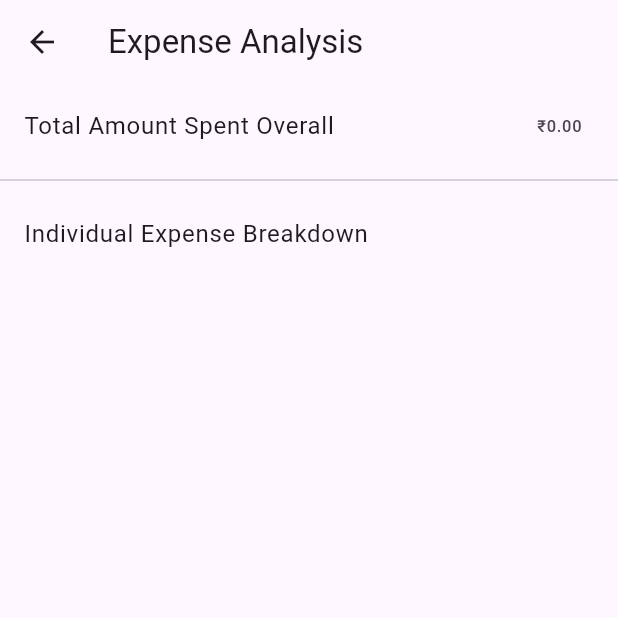
After one commit to Vishnu-Deepan/expense-splitter, a Flutter app: the screen it shows after launch, after a tap on "Expense Analysis", on a phone screen of 412 x 824 dp, the top half of it. The commit adds this screen. Run offline on Flutter 3.47's test engine with Material 3 defaults, Android fonts, the phone set to English and light mode, and no system bars; our stand-ins replace cloud_firestore, firebase_core, shared_preferences; accounts and stored records are empty.

Commit message:
First working

```diff
--- /dev/null
+++ b/lib/screens/expense_analysis_screen.dart
@@ -0,0 +1,119 @@
+import 'package:flutter/material.dart';
+import 'package:cloud_firestore/cloud_firestore.dart';
+
+class ExpenseAnalysisScreen extends StatelessWidget {
+  final FirebaseFirestore _firestore = FirebaseFirestore.instance;
+
+  // Fetch the total amount spent overall from the expenses collection
+  Future<double> _fetchTotalSpentOverall() async {
+    final snapshot = await _firestore.collection('expenses').get();
+    double totalSpent = 0.0;
+
+    for (var doc in snapshot.docs) {
+      totalSpent += (doc.data()['amount'] as num).toDouble();
+    }
+
+    return totalSpent;
+  }
+
+  // Fetch the total amount spent by each individual from the expenses collection
+  Future<Map<String, double>> _fetchTotalSpentByIndividual() async {
+    final snapshot = await _firestore.collection('expenses').get();
+    Map<String, double> totalSpent = {};
+
+    for (var doc in snapshot.docs) {
+      final payerId = doc.data()['payerId'] as String;
+      final amount = (doc.data()['amount'] as num).toDouble();
+
+      totalSpent[payerId] = (totalSpent[payerId] ?? 0.0) + amount;
+    }
+
+    return totalSpent;
+  }
+
+  // Fetch the member name from the members collection
+  Future<String> _getMemberName(String memberId) async {
+    final doc = await _firestore.collection('members').doc(memberId).get();
+    return doc.data()?['name'] ?? 'Unknown';
+  }
+
+  @override
+  Widget build(BuildContext context) {
+    return Scaffold(
+      appBar: AppBar(
+        title: const Text('Expense Analysis'),
+      ),
+      body: FutureBuilder<Map<String, dynamic>>(
+        future: Future.wait([
+          _fetchTotalSpentOverall(),
+          _fetchTotalSpentByIndividual(),
+        ]).then((results) {
+          return {
+            'totalSpentOverall': results[0],
+            'totalSpentByIndividual': results[1],
+          };
+        }),
+        builder: (context, snapshot) {
+          if (snapshot.connectionState == ConnectionState.waiting) {
+            return const Center(child: CircularProgressIndicator());
+          }
+
+          if (snapshot.hasError) {
+            return Center(
+              child: Text('Error fetching data: ${snapshot.error}'),
+            );
+          }
+
+          final totalSpentOverall = snapshot.data?['totalSpentOverall'] ?? 0.0;
+          final totalSpentByIndividual =
+              snapshot.data?['totalSpentByIndividual'] ?? {};
+
+          return ListView(
+            children: [
+              // Total amount spent overall
+              ListTile(
+                title: const Text('Total Amount Spent Overall'),
+                trailing: Text('₹${totalSpentOverall.toStringAsFixed(2)}'),
+              ),
+
+              const Divider(),
+
+              // Individual member expenses
+              const ListTile(
+                title: Text('Individual Expense Breakdown'),
+              ),
+              ...totalSpentByIndividual.keys.map((memberId) {
+                double spent = totalSpentByIndividual[memberId] ?? 0.0;
+
+                return FutureBuilder<String>(
+                  future: _getMemberName(memberId),
+                  builder: (context, nameSnapshot) {
+                    if (nameSnapshot.connectionState ==
+                        ConnectionState.waiting) {
+                      return const ListTile(title: Text('Loading...'));
+                    }
+
+                    if (nameSnapshot.hasError) {
+                      return ListTile(
+                        title: Text('Error: ${nameSnapshot.error}'),
+                      );
+                    }
+
+                    return Card(
+                      margin: const EdgeInsets.all(8.0),
+                      child: ListTile(
+                        title: Text(nameSnapshot.data ?? 'Unknown'),
+                        subtitle:
+                            Text('Total Spent: ₹${spent.toStringAsFixed(2)}'),
+                      ),
+                    );
+                  },
+                );
+              }).toList(),
+            ],
+          );
+        },
+      ),
+    );
+  }
+}
--- a/lib/screens/home_screen.dart
+++ b/lib/screens/home_screen.dart
@@ -1,3 +1,4 @@
+import 'package:expense_splitter/screens/expense_analysis_screen.dart';
 import 'package:flutter/material.dart';
 import 'package:cloud_firestore/cloud_firestore.dart';
 import 'package:intl/intl.dart'; // For date formatting
@@ -178,6 +179,13 @@ class _HomeScreenState extends State<HomeScreen> {
               ),
               child: const Text('Settle Debts'),
             ),
+            ElevatedButton(
+              onPressed: () => Navigator.push(
+                context,
+                MaterialPageRoute(builder: (_) => ExpenseAnalysisScreen()),
+              ),
+              child: const Text('Expense Analysis'),
+            ),
             const SizedBox(height: 20),
 
             // Display Expenses in Cards
```
Also changed, not shown: lib/screens/settle_debt_screen.dart (+16 -3 lines).
